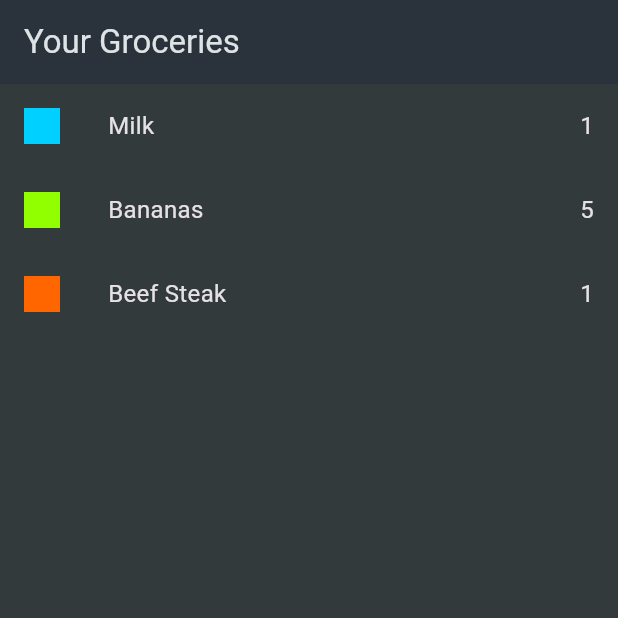
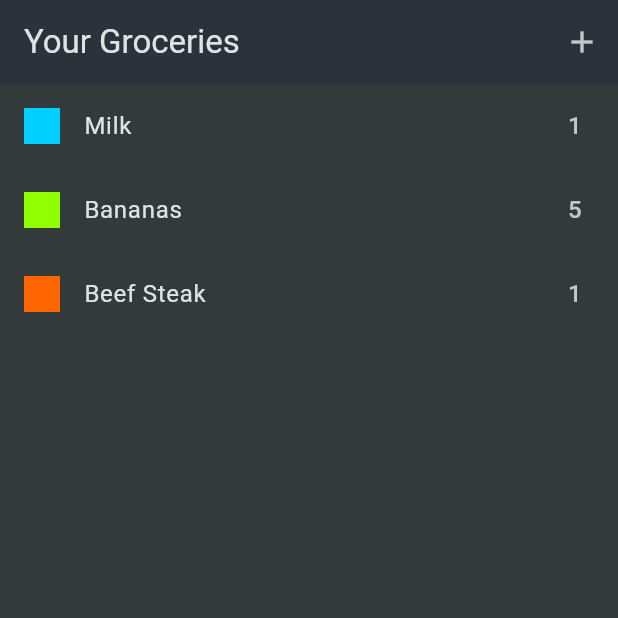
Before and after one commit to prabeshkunwar12/grocery_list_app, a Flutter app: the screen it shows after launch, on a phone screen of 412 x 824 dp, the top half of it. Run offline on Flutter 3.47's test engine with Material 3 defaults, Android fonts, the phone set to English and light mode, and no system bars.

Commit message:
added the add item screen

```diff
--- a/lib/screens/groceries_screen.dart
+++ b/lib/screens/groceries_screen.dart
@@ -1,24 +1,38 @@
 import 'package:flutter/material.dart';
 import 'package:shopping_list_app/data/dummuy_items.dart';
+import 'package:shopping_list_app/screens/new_item_screen.dart';
 import 'package:shopping_list_app/widgets/grocery_item_widget.dart';
 
-class GroceriesScreen extends StatelessWidget {
+class GroceriesScreen extends StatefulWidget {
   const GroceriesScreen({super.key});
+
+  @override
+  State<GroceriesScreen> createState() => _GroceriesScreenState();
+}
+
+class _GroceriesScreenState extends State<GroceriesScreen> {
+  void _addItem() {
+    Navigator.of(context).push(MaterialPageRoute(
+      builder: (ctx) => const NewItemScreen(),
+    ));
+  }
 
   @override
   Widget build(BuildContext context) {
     return Scaffold(
       appBar: AppBar(
         title: const Text('Your Groceries'),
+        actions: [
+          IconButton(
+            onPressed: _addItem,
+            icon: const Icon(Icons.add),
+          ),
+        ],
       ),
-      body: SingleChildScrollView(
-        child: Column(
-          children: groceryItems
-              .map(
-                (groceryItem) => GroceryItemWidget(groceryItem: groceryItem),
-              )
-              .toList(),
-        ),
+      body: ListView.builder(
+        itemCount: groceryItems.length,
+        itemBuilder: (ctx, index) =>
+            GroceryItemWidget(groceryItem: groceryItems[index]),
       ),
     );
   }
--- a/lib/widgets/grocery_item_widget.dart
+++ b/lib/widgets/grocery_item_widget.dart
@@ -7,28 +7,19 @@ class GroceryItemWidget extends StatelessWidget {
 
   @override
   Widget build(BuildContext context) {
-    return Padding(
-      padding: const EdgeInsets.all(16),
-      child: Row(
-        children: [
-          Container(
-            height: 24,
-            width: 24,
-            decoration: BoxDecoration(color: groceryItem.category.color),
-          ),
-          const SizedBox(
-            width: 32,
-          ),
-          Text(
-            groceryItem.name,
-            style: const TextStyle(fontSize: 16),
-          ),
-          const Spacer(),
-          Text(
-            groceryItem.quantity.toString(),
-            style: const TextStyle(fontSize: 16),
-          ),
-        ],
+    return ListTile(
+      title: Text(
+        groceryItem.name,
+        style: const TextStyle(fontSize: 16),
+      ),
+      leading: Container(
+        height: 24,
+        width: 24,
+        color: groceryItem.category.color,
+      ),
+      trailing: Text(
+        groceryItem.quantity.toString(),
+        style: const TextStyle(fontSize: 16),
       ),
     );
   }
```
Also changed, not shown: lib/screens/new_item_screen.dart (added, +25 -0 lines).
